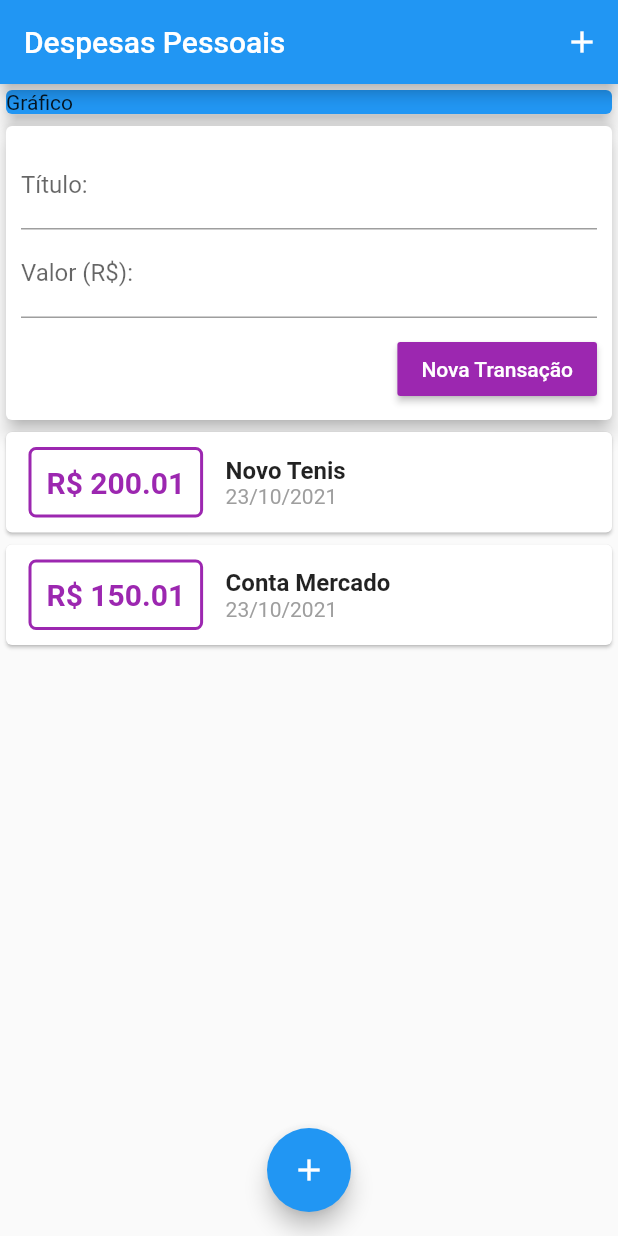
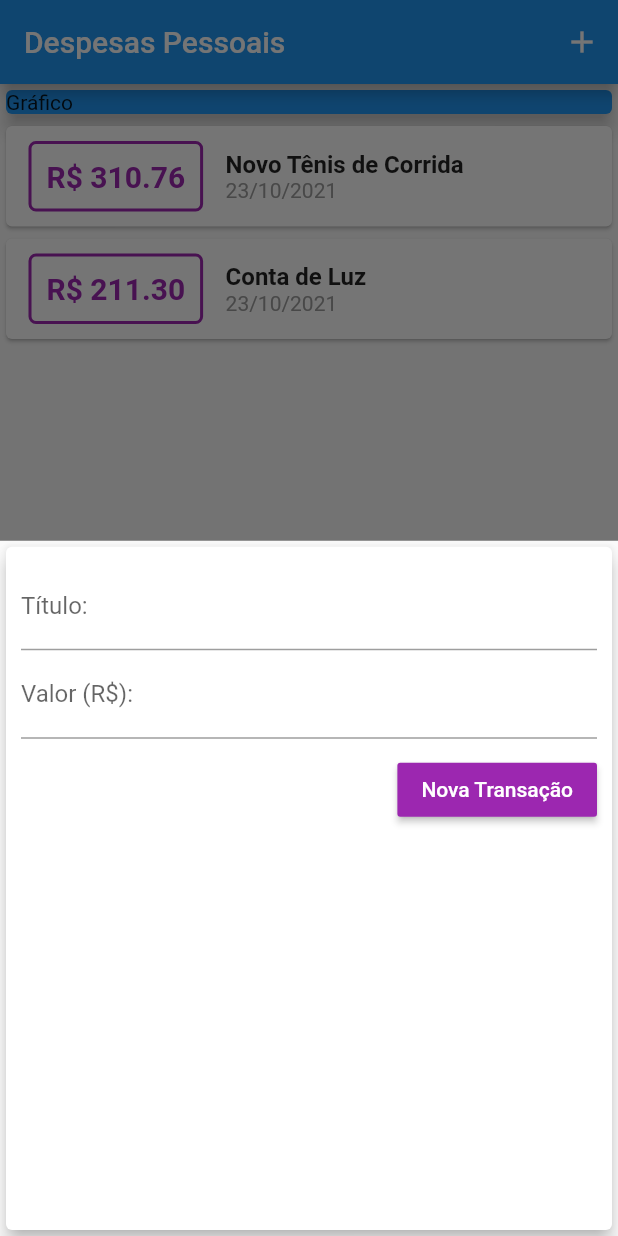
Before and after one commit to EduardoMoreira26/Flutter-expensesApp, a Flutter app: the screen it shows after launch, after a tap on the "add" icon, on a phone screen of 412 x 824 dp. Run offline on Flutter 3.47's test engine with Material 2 defaults, Android fonts, the phone set to English and light mode, and no system bars.

```diff
--- a/lib/components/transaction_form.dart
+++ b/lib/components/transaction_form.dart
@@ -1,12 +1,18 @@
 import 'package:flutter/material.dart';
 
-class TransactionForm extends StatelessWidget {
-  final titleController = TextEditingController();
-  final valueController = TextEditingController();
-
+class TransactionForm extends StatefulWidget {
   final void Function(String, double) onSubmit;
 
   TransactionForm(this.onSubmit);
+
+  @override
+  _TransactionFormState createState() => _TransactionFormState();
+}
+
+class _TransactionFormState extends State<TransactionForm> {
+  final titleController = TextEditingController();
+
+  final valueController = TextEditingController();
 
   _submitForm() {
     final title = titleController.text;
@@ -16,7 +22,7 @@ class TransactionForm extends StatelessWidget {
       return;
     }
 
-    onSubmit(title, value);
+    widget.onSubmit(title, value);
   }
 
   @override
--- a/lib/components/transaction_user.dart
+++ /dev/null
@@ -1,50 +0,0 @@
-import 'dart:math';
-import 'package:expenses/models/transaction.dart';
-import 'package:flutter/material.dart';
-import 'transaction_form.dart';
-import 'transaction_list.dart';
-
-class TransactionUser extends StatefulWidget {
-  @override
-  _TransactionUserState createState() => _TransactionUserState();
-}
-
-class _TransactionUserState extends State<TransactionUser> {
-  final _transactions = [
-    Transaction(
-      id: 't1',
-      title: 'Novo Tenis',
-      value: 200.01,
-      date: DateTime.now(),
-    ),
-    Transaction(
-      id: 't2',
-      title: 'Conta Mercado',
-      value: 150.01,
-      date: DateTime.now(),
-    )
-  ];
-
-  _addTransaction(String title, double value) {
-    final newTransaction = Transaction(
-      id: Random().nextDouble().toString(),
-      title: title,
-      value: value,
-      date: DateTime.now(),
-    );
-
-    setState(() {
-      _transactions.add(newTransaction);
-    });
-  }
-
-  @override
-  Widget build(BuildContext context) {
-    return Column(
-      children: [
-        TransactionForm(_addTransaction),
-        TransactionList(_transactions),
-      ],
-    );
-  }
-}
--- a/lib/main.dart
+++ b/lib/main.dart
@@ -1,5 +1,9 @@
-import 'package:expenses/components/transaction_user.dart';
 import 'package:flutter/material.dart';
+
+import 'dart:math';
+import './components/transaction_form.dart';
+import './components/transaction_list.dart';
+import 'models/transaction.dart';
 
 main() => runApp(ExpensesApp());
 
@@ -12,37 +16,80 @@ class ExpensesApp extends StatelessWidget {
   }
 }
 
-class MyHomePage extends StatelessWidget {
+class MyHomePage extends StatefulWidget {
+  @override
+  _MyHomePageState createState() => _MyHomePageState();
+}
+
+class _MyHomePageState extends State<MyHomePage> {
+  final _transactions = [
+    Transaction(
+      id: 't1',
+      title: 'Novo Tênis de Corrida',
+      value: 310.76,
+      date: DateTime.now(),
+    ),
+    Transaction(
+      id: 't2',
+      title: 'Conta de Luz',
+      value: 211.30,
+      date: DateTime.now(),
+    ),
+  ];
+
+  _addTransaction(String title, double value) {
+    final newTransaction = Transaction(
+      id: Random().nextDouble().toString(),
+      title: title,
+      value: value,
+      date: DateTime.now(),
+    );
+
+    setState(() {
+      _transactions.add(newTransaction);
+    });
+  }
+
+  _openTransactionFormModal(BuildContext context) {
+    showModalBottomSheet(
+      context: context,
+      builder: (_) {
+        return TransactionForm(_addTransaction);
+      },
+    );
+  }
+
   @override
   Widget build(BuildContext context) {
     return Scaffold(
       appBar: AppBar(
         title: Text('Despesas Pessoais'),
-        actions: [
+        actions: <Widget>[
           IconButton(
             icon: Icon(Icons.add),
-            onPressed: (){},
+            onPressed: () => _openTransactionFormModal(context),
           ),
         ],
       ),
       body: SingleChildScrollView(
         child: Column(
           crossAxisAlignment: CrossAxisAlignment.stretch,
-          children: [
+          children: <Widget>[
             Container(
+              width: double.infinity,
               child: Card(
                 color: Colors.blue,
                 child: Text('Gráfico'),
                 elevation: 5,
               ),
             ),
-            TransactionUser(),
+            TransactionList(_transactions),
           ],
         ),
       ),
       floatingActionButton: FloatingActionButton(
-        onPressed: (){},
         child: Icon(Icons.add),
+        onPressed: () => _openTransactionFormModal(context),
       ),
       floatingActionButtonLocation: FloatingActionButtonLocation.centerFloat,
     );
```
